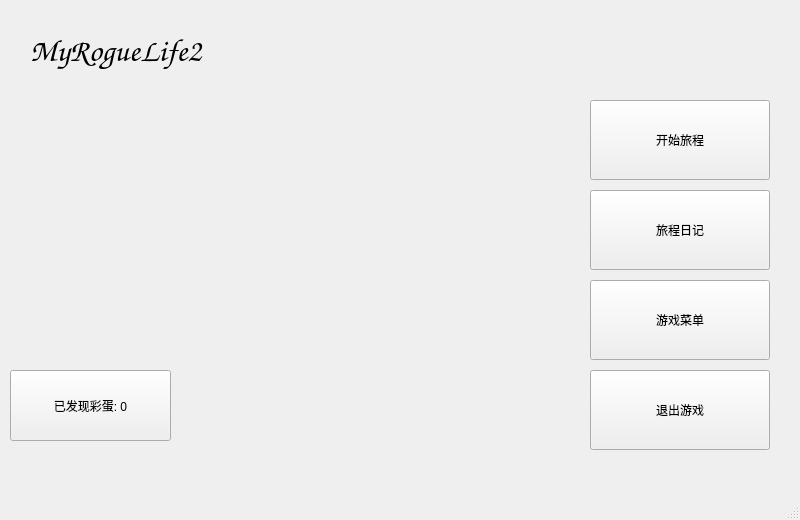
This is ui/FormMain.ui in Pitrick3141/RogueLifePy as Qt 5 draws it before an edit. The edited form follows.
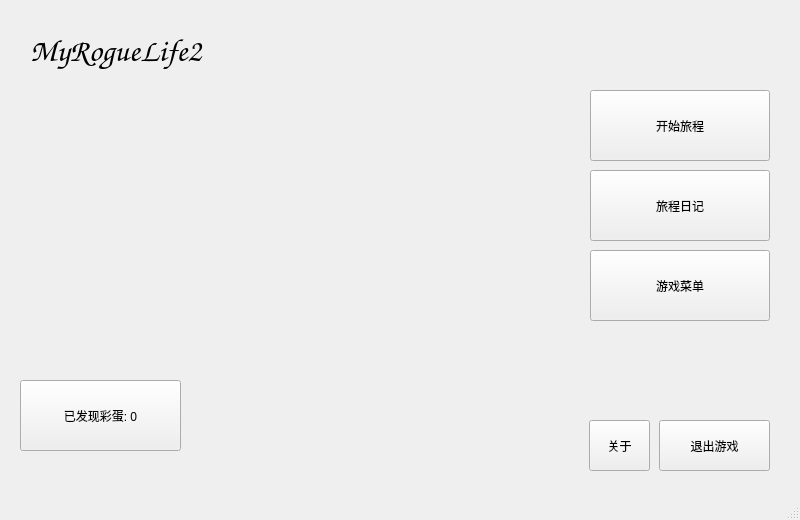
This is the edited form. Icons and pictures are not drawn.

```diff
--- a/ui/FormMain.ui
+++ b/ui/FormMain.ui
@@ -34,9 +34,9 @@
     <property name="geometry">
      <rect>
       <x>590</x>
-      <y>100</y>
+      <y>90</y>
       <width>180</width>
-      <height>80</height>
+      <height>71</height>
      </rect>
     </property>
     <property name="text">
@@ -47,9 +47,9 @@
     <property name="geometry">
      <rect>
       <x>590</x>
-      <y>190</y>
+      <y>170</y>
       <width>180</width>
-      <height>80</height>
+      <height>71</height>
      </rect>
     </property>
     <property name="text">
@@ -60,9 +60,9 @@
     <property name="geometry">
      <rect>
       <x>590</x>
-      <y>280</y>
+      <y>250</y>
       <width>180</width>
-      <height>80</height>
+      <height>71</height>
      </rect>
     </property>
     <property name="text">
@@ -72,10 +72,10 @@
    <widget class="QPushButton" name="buttonQuit">
     <property name="geometry">
      <rect>
-      <x>590</x>
-      <y>370</y>
-      <width>180</width>
-      <height>80</height>
+      <x>659</x>
+      <y>420</y>
+      <width>111</width>
+      <height>51</height>
      </rect>
     </property>
     <property name="text">
@@ -87,7 +87,7 @@
      <rect>
       <x>30</x>
       <y>20</y>
-      <width>351</width>
+      <width>251</width>
       <height>61</height>
      </rect>
     </property>
@@ -95,7 +95,6 @@
      <font>
       <family>Comic Sans MS</family>
       <pointsize>24</pointsize>
-      <weight>75</weight>
       <bold>true</bold>
      </font>
     </property>
@@ -109,8 +108,8 @@
     </property>
     <property name="geometry">
      <rect>
-      <x>10</x>
-      <y>370</y>
+      <x>20</x>
+      <y>380</y>
       <width>161</width>
       <height>71</height>
      </rect>
@@ -135,6 +134,25 @@
      <bool>false</bool>
     </property>
    </widget>
+   <widget class="QPushButton" name="buttonAbout">
+    <property name="geometry">
+     <rect>
+      <x>589</x>
+      <y>420</y>
+      <width>61</width>
+      <height>51</height>
+     </rect>
+    </property>
+    <property name="text">
+     <string>关于</string>
+    </property>
+    <property name="iconSize">
+     <size>
+      <width>32</width>
+      <height>32</height>
+     </size>
+    </property>
+   </widget>
   </widget>
   <widget class="QMenuBar" name="menubar">
    <property name="geometry">
```
Left out of the diff: 2 changed lines with no effect on the pictures.
